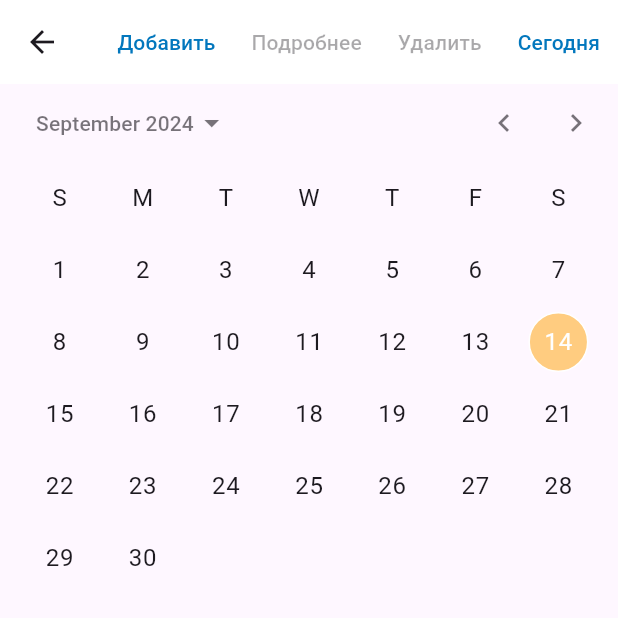
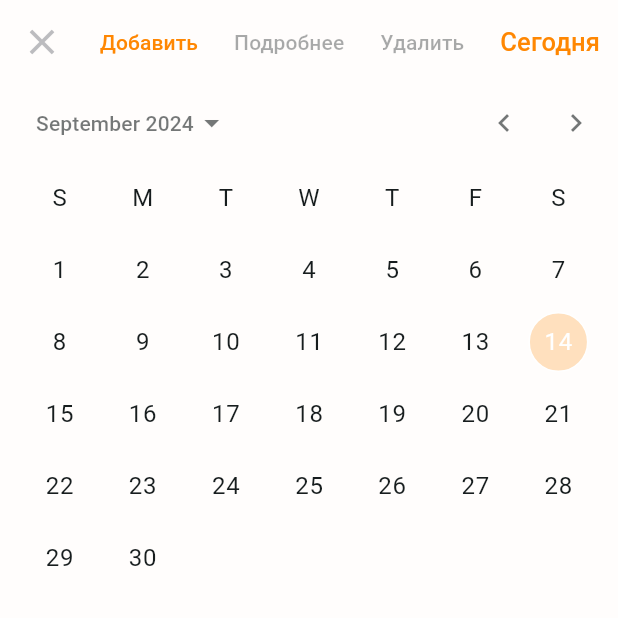
Before and after one commit to LogwinGG/mood_diary, a Flutter app: the screen it shows after launch, after a tap on the "calendar month" icon, on a phone screen of 412 x 824 dp, the top half of it. Run offline on Flutter 3.47's test engine with Material 3 defaults, Android fonts, the phone set to English and light mode, and no system bars; drawn by our look-alikes of calendar_date_picker2; our stand-ins replace flutter_riverpod, freezed_annotation, hive, hive_flutter, syncfusion_flutter_charts; accounts and stored records are empty.

Commit message:
add yearCalendar, fix, upd

```diff
--- /dev/null
+++ b/lib/consts/colors.dart
@@ -0,0 +1,3 @@
+import 'dart:ui';
+
+const appBackgroundColor = Color.fromARGB(255, 255, 253, 252);
--- a/lib/main.dart
+++ b/lib/main.dart
@@ -25,9 +25,8 @@ class MyApp extends StatelessWidget {
     return MaterialApp(
       theme: ThemeData(
         colorScheme: ColorScheme.fromSeed(
-          seedColor: Colors.purple.shade900,
-          primary: Colors.lightBlue[800],
-          //brightness: Brightness.light
+          seedColor: Colors.white,
+          primary: const Color(0xFFFF8702),
         ),
         useMaterial3: true,
 
--- a/lib/pages/home_page/calendar.dart
+++ b/lib/pages/home_page/calendar.dart
@@ -2,6 +2,8 @@ import 'package:calendar_date_picker2/calendar_date_picker2.dart';
 import 'package:flutter/material.dart';
 import 'package:intl/intl.dart';
 import 'package:flutter_riverpod/flutter_riverpod.dart';
+import 'package:mood_diary/pages/home_page/custom_calendar.dart';
+import '../../consts/colors.dart';
 import '../../repositories/mood_notes.dart';
 import 'mood_note_tab/mood_note_tab.dart';
 
@@ -38,7 +40,18 @@ class _CalendarState extends State<Calendar> {
             Navigator.pushNamedAndRemoveUntil(context,'/',(Route<dynamic> route) => false);
           },
           child: Scaffold(
+              backgroundColor: appBackgroundColor,
               appBar: AppBar(
+                backgroundColor: appBackgroundColor,
+                surfaceTintColor: appBackgroundColor,
+                leading: IconButton(iconSize:28, icon: const Icon(Icons.close_outlined,color: Color(0xffBCBCBF)),
+                onPressed: () {
+                  ref.read(selectDateProvider.notifier).state = [dateNow];
+                  var selectedDate = ref.read(selectDateProvider)[0];
+                  var isEditing = moodNotes.keys.contains(selectedDate);
+                  if( !isEditing ) clearData(ref);
+                  Navigator.pushNamedAndRemoveUntil(context,'/',(Route<dynamic> route) => false);
+                },),
                 actions: [
                   TextButton(
                       onPressed: (moodNotes.containsKey(selectDate[0]))? null:
@@ -57,7 +70,8 @@ class _CalendarState extends State<Calendar> {
                       onPressed: !(moodNotes.containsKey(selectDate.first))? null:
                       () {
                         showDialog(context: context, builder: (context) => AlertDialog(
-                          title: const Text('Запись будет удалена',textAlign: TextAlign.center),actions: [
+                          title: const Text('Запись будет удалена',textAlign: TextAlign.center),
+                          actions: [
                           TextButton(onPressed: ()=> Navigator.pop(context),
                               child: const Text('Отмена',style: TextStyle(color:Colors.blueGrey),)),
                           TextButton(onPressed: (){
@@ -76,51 +90,54 @@ class _CalendarState extends State<Calendar> {
                           if (_scrollController.offset.abs() > 50) _scrollController.animateTo(0, duration: const Duration(seconds: 1), curve: Curves.fastOutSlowIn);
                         });
                       },
-                      child: const Text('Сегодня'))
+                      child: const Text('Сегодня',style: TextStyle(fontSize: 17),))
                 ],
-                backgroundColor: Colors.white,
               ),
               body: CalendarDatePicker2(
                 config: CalendarDatePicker2Config(
                   calendarViewMode: CalendarDatePicker2Mode.scroll,
+
                   scrollViewController: _scrollController,
                   dynamicCalendarRows: false,
                   weekdayLabels: ['вс', 'пн', 'вт', 'ср', 'чт', 'пт', 'сб'],
-                  weekdayLabelTextStyle:
-                      const TextStyle(fontSize: 16, color: Colors.black38),
+                  weekdayLabelTextStyle: const TextStyle(fontSize: 18, color: Color(0xffBCBCBF)),
                   firstDayOfWeek: 1,
-                  dayTextStyle: const TextStyle(fontSize: 16),
-                  selectedDayTextStyle: const TextStyle(fontSize: 16),
-                  selectedDayHighlightColor: Colors.orange[200],
-                  daySplashColor: Colors.orange[100],
+                  dayTextStyle: const TextStyle(fontSize: 20,color: Color(0xff4C4C69)),
+                  selectedDayTextStyle: const TextStyle(fontSize: 20,color: Color(0xff4C4C69)),
+                  selectedDayHighlightColor: const Color.fromRGBO(255, 135, 2, 0.25),
+                  daySplashColor: null,
                   hideScrollViewTopHeaderDivider: true,
                   hideScrollViewMonthWeekHeader: true,
                   scrollViewMonthYearBuilder: <Widget>(date) {
                     return Padding(
                       padding: const EdgeInsets.only(left: 25.0),
+                      child: GestureDetector(
+                        onDoubleTap: (){
+                          Navigator.push(context, MaterialPageRoute(fullscreenDialog: true,
+                              builder: (context) => const CustomYearCalendar()));
+                        },
                         child: Column(
                           crossAxisAlignment: CrossAxisAlignment.stretch,
                           children: [
                             Text(
                               DateFormat('y').format(date),
                               style: const TextStyle(
-                                fontSize: 16, color: Colors.black38),
+                                  fontSize: 16,fontWeight: FontWeight.w700, color: Color(0xffBCBCBF)),
                             ),
                             Text(
                               toBeginningOfSentenceCase(
                                   DateFormat('MMMM', 'ru').format(date)),
-                            style: TextStyle(
-                                fontSize: 20,
-                                color: Colors.grey[800],
-                                fontWeight: FontWeight.bold),
+                              style: const TextStyle(
+                                  fontSize: 24,fontWeight: FontWeight.w700, color: Color(0xff4C4C69)),
                             ),
                           ],
+                        ),
                       ),
                     );
                   },
                   dayBuilder: ({
                     required date,
-                    textStyle,
+                    textStyle ,
                     decoration,
                     isSelected,
                     isDisabled,
@@ -148,7 +165,7 @@ class _CalendarState extends State<Calendar> {
                                   decoration: BoxDecoration(
                                     borderRadius: BorderRadius.circular(3),
                                     color: isSelected == true
-                                        ? Colors.red
+                                        ? const Color(0xffFF8702)
                                         : Colors.grey[500],
                                   ),
                                 ),
@@ -166,7 +183,8 @@ class _CalendarState extends State<Calendar> {
                   ref.read(selectDateProvider.notifier).state = date;
 
                 },
-              )),
+              )
+          ),
         );
       },
     );
--- a/lib/pages/home_page/home_page.dart
+++ b/lib/pages/home_page/home_page.dart
@@ -1,8 +1,8 @@
 import 'package:flutter/material.dart';
-import 'package:flutter/services.dart';
 import 'package:flutter_riverpod/flutter_riverpod.dart';
 import 'package:intl/intl.dart';
 import 'package:mood_diary/pages/home_page/calendar.dart';
+import '../../consts/colors.dart';
 import 'mood_note_tab/mood_note_tab.dart';
 import 'statistics_tab/statistics_tab.dart';
 
@@ -22,33 +22,31 @@ class HomePage extends StatefulWidget {
 class _HomePageState extends State<HomePage> {
 
   int _selectedTabIndex = 0;
-  double heightP = 0.05;
+  double heightP = 0.04;
 
   @override
   Widget build(BuildContext context) {
     return Scaffold(
-      body:  AnnotatedRegion<SystemUiOverlayStyle>(
-        value: SystemUiOverlayStyle.light.copyWith(
-            statusBarColor: Colors.black.withOpacity(0.3)
-        ),
-        child: CustomScrollView(
+      backgroundColor: appBackgroundColor,
+      body:  CustomScrollView(
         slivers: [
           SliverAppBar(
+            backgroundColor: appBackgroundColor,
             pinned: false,
             snap: false,
             floating: false,
             centerTitle: true,
             title: Consumer(builder: (context, ref, child) {
-                return Text(date(ref.watch(selectDateProvider)[0]) );
+              return Text(date(ref.watch(selectDateProvider)[0]), style: const TextStyle(color: Color(0xffBCBCBF),fontSize: 22,fontWeight: FontWeight.w700), );
             },),
             actions: [
               IconButton(
                 onPressed: (){
                   Navigator.push(context,
-                        MaterialPageRoute(builder: (context) => const Calendar())
+                      MaterialPageRoute(fullscreenDialog: true, builder: (context) => const Calendar())
                   );
                 },
-                  icon: const Icon(Icons.calendar_month),iconSize: 35,)
+                icon: const Icon(Icons.calendar_month,color: Color(0xffBCBCBF),),iconSize: 35,)
             ],
             bottom: PreferredSize(preferredSize: const Size.fromHeight(34),
             child:
@@ -76,7 +74,8 @@ class _HomePageState extends State<HomePage> {
                                       borderRadius: BorderRadius.circular(MediaQuery.of(context).size.height * heightP/2),
                                     ),
                                     child: Row(mainAxisAlignment: MainAxisAlignment.center, children: [
-                                        Icon(Icons.book_outlined,color: _colorITS(0),size: _selectedTabIndex==0? 20:15 ),
+                                      Image.asset('assets/icons/diary.png',color: _colorITS(0),scale: _selectedTabIndex==0? 1.69 : 1.75,),
+                                      const SizedBox(width: 5),
                                       Text('Дневник настроения', style: _selectedTabIndex == 0 ? _styleSelectedTab : _styleUnselectedTab
                                       ),
                                     ],),
@@ -94,7 +93,8 @@ class _HomePageState extends State<HomePage> {
                                       borderRadius: BorderRadius.circular(MediaQuery.of(context).size.height * heightP/2),
                                     ),
                                     child: Row(mainAxisAlignment: MainAxisAlignment.center, children: [
-                                        Icon(Icons.area_chart_outlined,color: _colorITS(1),size: _selectedTabIndex==1? 20:15),
+                                      Image.asset('assets/icons/stat.png',color: _colorITS(1),scale: _selectedTabIndex==0? 1.69 : 1.75,),
+                                      const SizedBox(width: 5),
                                       Text('Статистика', style: _selectedTabIndex == 1 ? _styleSelectedTab : _styleUnselectedTab)
                                     ],),
                                   ),
@@ -113,20 +113,19 @@ class _HomePageState extends State<HomePage> {
               :const StatisticsTab(),
           ])],
       ),
-      ),
     );
   }
 
   final TextStyle _styleSelectedTab = const TextStyle(
-      color: Color.fromRGBO(240, 240, 240, 1),
+      color: Colors.white,
       fontSize: 13,
       fontWeight: FontWeight.w500);
 
   final TextStyle _styleUnselectedTab = const TextStyle(
-      color: Colors.black38,
+      color: Color(0xffBCBCBF),
       fontSize: 12,
       fontWeight: FontWeight.w500);
 
-  Color _colorITS(int tab) => tab == _selectedTabIndex ? const Color.fromRGBO(240, 240, 240, 1)
-                                               :Colors.black38;
+  Color _colorITS(int tab) => tab == _selectedTabIndex ? Colors.white
+                                               :const Color(0xffBCBCBF);
 }
--- a/lib/pages/home_page/mood_note_tab/emotions_piker.dart
+++ b/lib/pages/home_page/mood_note_tab/emotions_piker.dart
@@ -33,11 +33,12 @@ class EmotionsPiker extends ConsumerWidget {
                     ref.read(feelingsProvider.notifier).state = [];
                   },
                   child: Container(
-                      height: 170,
-                      width: 120,
+
+                      height: 157,
+                      width: 110,
                       decoration: BoxDecoration(
-                        border: ref.watch(emotionProvider)==_emotionsAll[i]? Border.all(color: Theme.of(context).primaryColor,width: 2): null,
-                        borderRadius: BorderRadius.circular(70),
+                        border: ref.watch(emotionProvider)==_emotionsAll[i]? Border.all(color: Theme.of(context).primaryColor,width: 3): null,
+                        borderRadius: BorderRadius.circular(76),
                         color: Colors.white,
                         boxShadow: const [
                           BoxShadow(
@@ -50,11 +51,11 @@ class EmotionsPiker extends ConsumerWidget {
 
                       ),
                       child: Column(
-                        mainAxisAlignment: MainAxisAlignment.start,
+                        mainAxisAlignment: MainAxisAlignment.center,
                         children: [
-                          Image.asset('assets/images/h${i+1}.webp',scale: 5,),
-                          Text(_emotionsAll[i] ,style: const TextStyle(
-                            fontSize: 13,/* fontWeight: FontWeight.w600*/),
+                          Image.asset('assets/images/z${i+1}.png',scale: 1.5,),
+                          Text(_emotionsAll[i],style: const TextStyle(
+                            fontSize: 15, color: Color(0xff4C4C69)),
                             softWrap: false,
                             overflow: TextOverflow.visible
                           )],
--- a/lib/pages/home_page/mood_note_tab/feelings_piker.dart
+++ b/lib/pages/home_page/mood_note_tab/feelings_piker.dart
@@ -36,7 +36,7 @@ class _FeelingsPikerState extends ConsumerState<FeelingsPiker> {
               ],
             ),
             child: FilterChip(
-                label: Text(item, style: selectF.contains(item)? const TextStyle(color:  Colors.white):null,),
+                label: Text(item, style: selectF.contains(item)? const TextStyle(color:  Colors.white,fontSize: 15,fontWeight: FontWeight.w400): const TextStyle(color: Color(0xff4C4C69),fontSize: 15,fontWeight: FontWeight.w400),),
                 selected: selectF.contains(item),
                 onSelected: (bool selected){
                   setState(() {
@@ -44,6 +44,7 @@ class _FeelingsPikerState extends ConsumerState<FeelingsPiker> {
                         :ref.read(feelingsProvider.notifier).update((state) { state.remove(item); return [...state];});
                   });
                 },
+                backgroundColor: Colors.white,
                 selectedColor: Theme.of(context).primaryColor,
                 side: BorderSide.none,showCheckmark: false,
 
--- a/lib/pages/home_page/mood_note_tab/mood_note_tab.dart
+++ b/lib/pages/home_page/mood_note_tab/mood_note_tab.dart
@@ -96,8 +96,8 @@ class _MoodNoteTabState extends ConsumerState<MoodNoteTab> {
             child: TextField(
               controller: noteControler,
               decoration: const InputDecoration(
-                hintText: 'Напишите заметку',
-                hintStyle: TextStyle(color: Colors.grey),
+                hintText: 'Введите заметку',
+                hintStyle: TextStyle(color: Color(0xffBCBCBF)),
                 filled: true,
                 fillColor: Colors.white,
                 border: OutlineInputBorder(borderSide: BorderSide.none,borderRadius: BorderRadius.all(Radius.circular(10.0)) )
@@ -164,7 +164,7 @@ class _MoodNoteTabState extends ConsumerState<MoodNoteTab> {
     );
   }
 
-  static const TextStyle _textStyle = TextStyle(fontSize: 17, fontWeight: FontWeight.bold);
+  static const TextStyle _textStyle = TextStyle(fontSize: 22, fontWeight: FontWeight.w800,color: Color(0xFF4c4c69) );
 
   static Widget padding(Widget child) => Padding(padding: const EdgeInsets.only(left: 10,top: 30,bottom: 15),child: child,);
 
--- a/lib/pages/home_page/mood_note_tab/slider_component.dart
+++ b/lib/pages/home_page/mood_note_tab/slider_component.dart
@@ -30,19 +30,38 @@ class SliderComponent extends ConsumerWidget {
       ),
       child: Column(
         children: [
+          Padding(
+            padding: const EdgeInsets.only(right: 25,left: 25,top: 15),
+            child: Row(
+              mainAxisAlignment:  MainAxisAlignment.spaceBetween,
+              children: [
+                for (var i = 1; i <= 6; ++i) ...{
+                  Container(
+                    height: 8,
+                    width: 2,
+                    decoration: BoxDecoration(
+                      color: Colors.grey[400],
+                      borderRadius: BorderRadius.circular(2),
+                    ),
+                  )
+
+                }
+              ],
+            ),
+          ),
           Slider(
             value: value.toDouble(),
             onChanged: ref.watch(emotionProvider)!=null?(v)=> ref.read(provider.notifier).state = v.toInt():null,
             max: 10,
-            divisions: 10,label: value.toString(),thumbColor: Colors.lightBlue[900]
-          ),//   Red(100) Blue(255) Green(70),
+            divisions: 10,label: value.toString(),
+          ),
 
           if (lableLeft!=null || lableRight!=null)
               Padding(
                 padding: const EdgeInsets.only(left: 24,right: 24, bottom: 10),
                 child: Row(mainAxisAlignment:MainAxisAlignment.spaceBetween,children: [
-                  Text(lableLeft??''),
-                  Text(lableRight??''),
+                  Text(lableLeft??'' ,style: const TextStyle(color: Colors.grey)),
+                  Text(lableRight??'',style: const TextStyle(color: Colors.grey)),
                 ],),
               )
         ]),
--- a/pubspec.yaml
+++ b/pubspec.yaml
@@ -43,6 +43,7 @@ dev_dependencies:
 flutter:
   assets:
     - assets/images/
+    - assets/icons/
 
   uses-material-design: true
 
```
Also changed, not shown: lib/consts/emotions.dart (+6 -6 lines), lib/pages/home_page/custom_calendar.dart (added, +254 -0 lines), assets/icons/diary.png (added), assets/icons/stat.png (added), assets/images/z1.png (added), assets/images/z2.png (added), assets/images/z3.png (added), assets/images/z4.png (added), assets/images/z5.png (added), assets/images/z6.png (added), 7 other files. Lines whose indentation alone changed are shown as unchanged.
